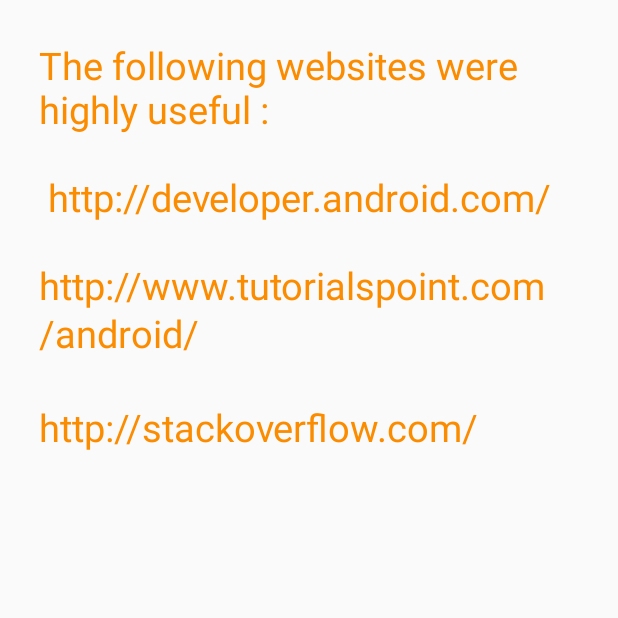
After one commit to shlok-official/burpee_challenge_apk, an Android app: the dictionary_credits screen opened directly, with no data from a screen before it, on a phone screen of 412 x 824 dp, the top half of it. The commit adds this screen. Run offline under Robolectric (Android 15) with nearby library versions, the phone set to English and light mode, and no system bars.

Commit message:
no message

```diff
--- a/ShlokDixit/app/src/main/java/edu/neu/madcourse/shlokdixit/TestDictionary.java
+++ b/ShlokDixit/app/src/main/java/edu/neu/madcourse/shlokdixit/TestDictionary.java
@@ -265,7 +265,7 @@ public class TestDictionary extends ListActivity {
 }
     public void acknowledgements(View view) {
 
-        Intent intent = new Intent(this, SecondActivity.class);
+        Intent intent = new Intent(this, dictionary_credits.class);
         startActivity(intent);
 
 
--- /dev/null
+++ b/ShlokDixit/app/src/main/java/edu/neu/madcourse/shlokdixit/dictionary_credits.java
@@ -0,0 +1,14 @@
+package edu.neu.madcourse.shlokdixit;
+
+import android.os.Bundle;
+import android.app.Activity;
+
+public class dictionary_credits extends Activity {
+
+    @Override
+    protected void onCreate(Bundle savedInstanceState) {
+        super.onCreate(savedInstanceState);
+        setContentView(R.layout.activity_dictionary_credits);
+    }
+
+}
--- /dev/null
+++ b/ShlokDixit/app/src/main/res/layout/activity_dictionary_credits.xml
@@ -0,0 +1,23 @@
+<?xml version="1.0" encoding="utf-8"?>
+<RelativeLayout xmlns:android="http://schemas.android.com/apk/res/android"
+    xmlns:tools="http://schemas.android.com/tools"
+    android:layout_width="match_parent"
+    android:layout_height="match_parent"
+    android:paddingBottom="@dimen/activity_vertical_margin"
+    android:paddingLeft="@dimen/activity_horizontal_margin"
+    android:paddingRight="@dimen/activity_horizontal_margin"
+    android:paddingTop="@dimen/activity_vertical_margin"
+    tools:context="edu.neu.madcourse.shlokdixit.dictionary_credits">
+
+
+    <TextView
+        android:id="@+id/credits"
+        android:layout_width="wrap_content"
+        android:layout_height="wrap_content"
+        android:text="The following websites were highly useful :\n\n http://developer.android.com/\n\nhttp://www.tutorialspoint.com/android/\n\nhttp://stackoverflow.com/"
+        android:layout_gravity="center"
+        android:textSize="25sp"
+        android:textColor="#fb8c00"
+        android:layout_margin="10sp"
+        />
+</RelativeLayout>
--- a/ShlokDixit/app/src/main/res/values/strings.xml
+++ b/ShlokDixit/app/src/main/res/values/strings.xml
@@ -19,4 +19,5 @@ A tie happens when there are no further moves.
 In the case of a tie in a small board, that will count as a win for
 both sides in the larger game.
 </string>
+    <string name="title_activity_dictionary_credits">dictionary_credits</string>
 </resources>
```
Also changed, not shown: ShlokDixit/app/src/main/AndroidManifest.xml (+13 -20 lines), ShlokDixit/app/src/main/java/edu/neu/madcourse/shlokdixit/testdictionary_acknowledgement.java (deleted, +0 -18 lines), ShlokDixit/app/src/main/res/layout/dictionary_acknowledgement.xml (deleted, +0 -17 lines).
